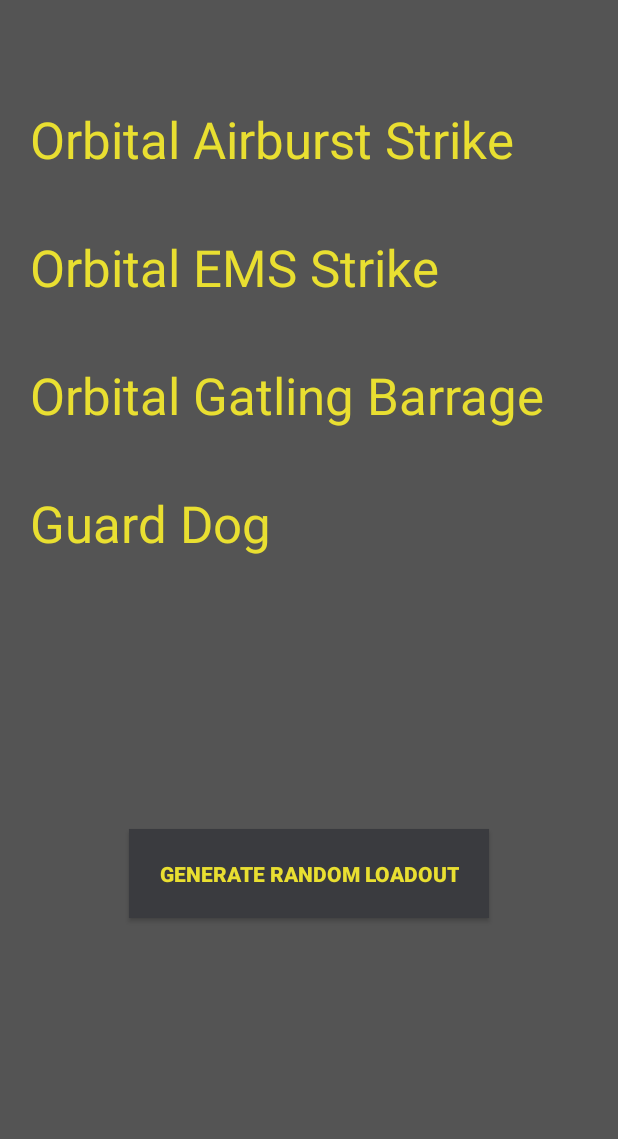
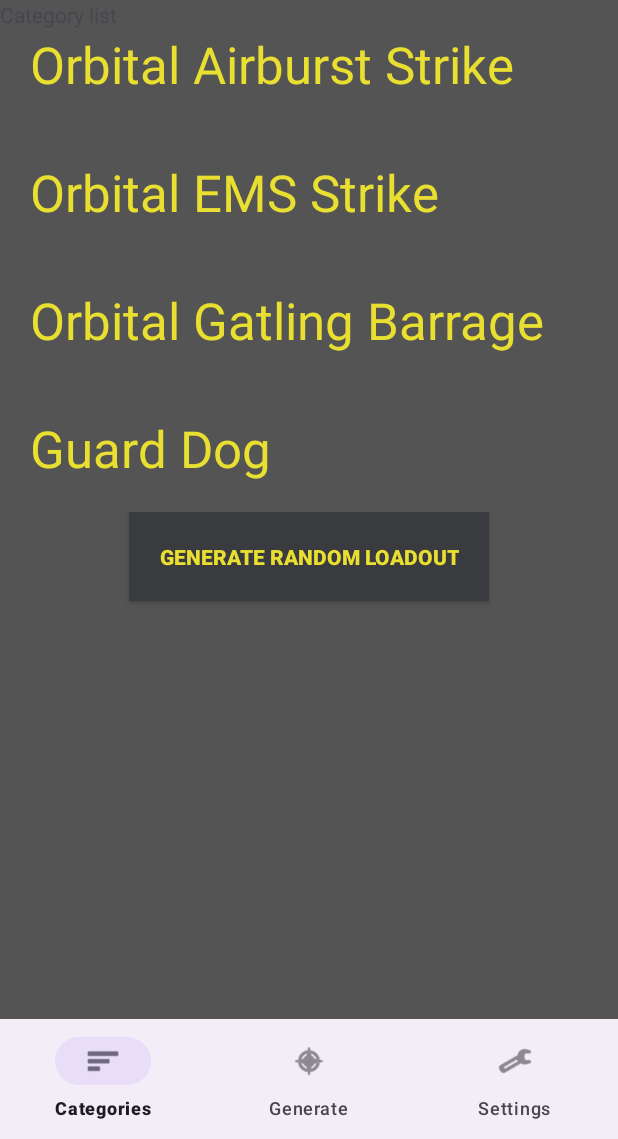
Before and after one commit to Semicarlin/Stratagem-Picker, an Android app: the screen it shows after launch (MainActivity), after a tap on "GENERATE RANDOM LOADOUT", on a phone screen of 412 x 824 dp, the part 97-1236 px from its top. Run offline under Robolectric (Android 15) with nearby library versions, the phone set to English and light mode, and no system bars.

Commit message:
Bottom nav implementation started

```diff
--- a/code/app/build.gradle.kts
+++ b/code/app/build.gradle.kts
@@ -30,6 +30,7 @@ android {
 
 dependencies {
 
+    implementation("com.google.android.material:material:1.11.0") // Mine
     implementation(libs.appcompat)
     implementation(libs.material)
     implementation(libs.activity)
--- a/code/app/src/main/AndroidManifest.xml
+++ b/code/app/src/main/AndroidManifest.xml
@@ -13,7 +13,7 @@
         android:theme="@style/Theme.StratagemPicker"
         tools:targetApi="31">
         <activity
-            android:name=".MainActivity"
+            android:name=".Activities.MainActivity"
             android:exported="true">
             <intent-filter>
                 <action android:name="android.intent.action.MAIN" />
--- /dev/null
+++ b/code/app/src/main/java/com/example/stratagempicker/Activities/MainActivity.java
@@ -0,0 +1,115 @@
+package com.example.stratagempicker.Activities;
+
+import android.os.Bundle;
+import android.util.Log;
+import android.view.MenuItem;
+import android.view.View;
+import android.widget.TextView;
+
+import androidx.annotation.NonNull;
+import androidx.appcompat.app.AppCompatActivity;
+import androidx.appcompat.widget.AppCompatButton;
+import androidx.fragment.app.Fragment;
+import androidx.fragment.app.FragmentContainerView;
+import androidx.fragment.app.FragmentManager;
+
+import com.example.stratagempicker.Fragments.CategoryListFragment;
+import com.example.stratagempicker.Fragments.GenerateLoadoutFragment;
+import com.example.stratagempicker.Fragments.UserPreferencesFragment;
+import com.example.stratagempicker.Model.Batch;
+import com.example.stratagempicker.Model.Database;
+import com.example.stratagempicker.Model.User;
+import com.example.stratagempicker.R;
+import com.google.android.material.bottomnavigation.BottomNavigationView;
+import com.google.android.material.navigation.NavigationBarView;
+
+import java.util.List;
+
+/**
+ * Main activity of application
+ */
+
+public class MainActivity extends AppCompatActivity {
+
+    // Attributes
+    String dbName = "database.db";
+    public static User user;
+    public static Database database;
+    private BottomNavigationView navBar;
+    private FragmentContainerView fragmentContainerView;
+    private final FragmentManager fragmentManager = getSupportFragmentManager();
+    private final CategoryListFragment categoryListFragment = new CategoryListFragment();
+    private final GenerateLoadoutFragment generateLoadoutFragment = new GenerateLoadoutFragment();
+    private final UserPreferencesFragment userPreferencesFragment = new UserPreferencesFragment();
+    private Fragment activeFragment;
+    public static final int NAV_CATEGORY_LIST = R.id.navbar_category_list;
+    public static final int NAV_GENERATE_LOADOUT = R.id.navbar_generate_loadout;
+    public static final int NAV_USER_PREFERENCES = R.id.navbar_user_preferences;
+
+    // Functions
+    @Override
+    protected void onCreate(Bundle savedInstanceState) {
+        super.onCreate(savedInstanceState);
+        setContentView(R.layout.activity_main);
+
+        // Create user object
+        user = new User();
+
+        // Create database instance
+        database = new Database(getBaseContext(), dbName);
+
+        // Find views
+        navBar = findViewById(R.id.main_activity_bottom_nav);
+        fragmentContainerView = findViewById(R.id.main_activity_frag_contain);
+
+        // Set up nav bar
+        navBar.setSelectedItemId(NAV_GENERATE_LOADOUT);
+        activeFragment = generateLoadoutFragment;
+        fragmentManager.beginTransaction()
+                .add(R.id.main_activity_frag_contain, categoryListFragment, "categoryList")
+                .hide(categoryListFragment)
+                .commit();
+        fragmentManager.beginTransaction()
+                .add(R.id.main_activity_frag_contain, generateLoadoutFragment, "generateLoadout")
+                .commit();
+        fragmentManager.beginTransaction()
+                .add(R.id.main_activity_frag_contain, userPreferencesFragment, "userPreferences")
+                .hide(userPreferencesFragment)
+                .commit();
+
+        // Set up fragment transitioning
+        navBar.setOnItemSelectedListener(new NavigationBarView.OnItemSelectedListener() {
+            @Override
+            public boolean onNavigationItemSelected(@NonNull MenuItem item) {
+                Fragment selectedFragment;
+
+                // Find corresponding selected fragment
+                int itemID = item.getItemId();
+                Log.d("bagel", Integer.toString(itemID));
+                if (itemID == NAV_CATEGORY_LIST) {
+                    selectedFragment = categoryListFragment;
+                } else if (itemID == NAV_GENERATE_LOADOUT) {
+                    selectedFragment = generateLoadoutFragment;
+                } else if (itemID == NAV_USER_PREFERENCES) {
+                    selectedFragment = userPreferencesFragment;
+                }
+                else {
+                    return false;
+                }
+                Log.d("bagel", Integer.toString(itemID % 3));
+
+                // Update container to show new fragment
+                fragmentManager.beginTransaction()
+                        .hide(activeFragment)
+                        .setCustomAnimations(android.R.anim.fade_in, android.R.anim.fade_out)
+                        .show(selectedFragment)
+                        .commitNow();
+                activeFragment = selectedFragment;
+                return true;
+            }
+        });
+
+
+
+    }
+}
--- /dev/null
+++ b/code/app/src/main/java/com/example/stratagempicker/Fragments/CategoryListFragment.java
@@ -0,0 +1,36 @@
+package com.example.stratagempicker.Fragments;
+
+import android.os.Bundle;
+import android.view.LayoutInflater;
+import android.view.View;
+import android.view.ViewGroup;
+
+import androidx.annotation.NonNull;
+import androidx.annotation.Nullable;
+import androidx.fragment.app.Fragment;
+
+import com.example.stratagempicker.R;
+
+public class CategoryListFragment extends Fragment {
+
+    // Attributes
+
+    // Constructor
+    public CategoryListFragment(){}
+
+    // Functions
+    @Override
+    public void onCreate(@Nullable Bundle savedInstanceState) {
+        super.onCreate(savedInstanceState);
+    }
+
+    @Override
+    public View onCreateView(LayoutInflater inflater, ViewGroup container, Bundle savedInstanceState) {
+        return inflater.inflate(R.layout.fragment_category_list, container, false);
+    }
+
+    @Override
+    public void onViewCreated(@NonNull View view, @Nullable Bundle savedInstanceState) {
+        super.onViewCreated(view, savedInstanceState);
+    }
+}
--- /dev/null
+++ b/code/app/src/main/java/com/example/stratagempicker/Fragments/GenerateLoadoutFragment.java
@@ -0,0 +1,73 @@
+package com.example.stratagempicker.Fragments;
+
+import android.os.Bundle;
+import android.util.Log;
+import android.view.LayoutInflater;
+import android.view.View;
+import android.view.ViewGroup;
+import android.widget.TextView;
+
+import androidx.annotation.NonNull;
+import androidx.annotation.Nullable;
+import androidx.appcompat.widget.AppCompatButton;
+import androidx.fragment.app.Fragment;
+
+import com.example.stratagempicker.Activities.MainActivity;
+import com.example.stratagempicker.Model.Batch;
+import com.example.stratagempicker.R;
+
+import java.util.List;
+
+public class GenerateLoadoutFragment extends Fragment {
+
+    // Attributes
+    private AppCompatButton generateButton;
+    private TextView stratagem1Text;
+    private TextView stratagem2Text;
+    private TextView stratagem3Text;
+    private TextView stratagem4Text;
+
+    // Constructor
+    public GenerateLoadoutFragment() {}
+
+    // Functions
+    @Override
+    public void onCreate(@Nullable Bundle savedInstanceState) {
+        super.onCreate(savedInstanceState);
+    }
+
+    @Override
+    public View onCreateView(LayoutInflater inflater, ViewGroup container, Bundle savedInstanceState) {
+        return inflater.inflate(R.layout.fragment_generate_loadout, container, false);
+    }
+
+    @Override
+    public void onViewCreated(@NonNull View view, @Nullable Bundle savedInstanceState) {
+        super.onViewCreated(view, savedInstanceState);
+
+        // Find views
+        generateButton = view.findViewById(R.id.generate_button);
+        stratagem1Text = view.findViewById(R.id.stratagem_1_text);
+        stratagem2Text = view.findViewById(R.id.stratagem_2_text);
+        stratagem3Text = view.findViewById(R.id.stratagem_3_text);
+        stratagem4Text = view.findViewById(R.id.stratagem_4_text);
+        List<TextView> textViews = List.of(stratagem1Text, stratagem2Text, stratagem3Text, stratagem4Text);
+
+        // Set on-click listeners
+        generateButton.setOnClickListener(new View.OnClickListener() {
+            @Override
+            public void onClick(View v) {
+
+                Batch batch = MainActivity.database.makeBatch();
+                for (int i = 0; i < 4; ++i) {
+                    textViews.get(i).setText(batch.get(i).getName());
+                    Log.d("bagel", batch.get(i).toString());
+                }
+//                stratagem1Text.setText(database.getRandomStratagem().getName());
+//                stratagem2Text.setText(database.getRandomStratagem().getName());
+//                stratagem3Text.setText(database.getRandomStratagem().getName());
+//                stratagem4Text.setText(database.getRandomStratagem().getName());
+            }
+        });
+    }
+}
--- /dev/null
+++ b/code/app/src/main/java/com/example/stratagempicker/Fragments/UserPreferencesFragment.java
@@ -0,0 +1,36 @@
+package com.example.stratagempicker.Fragments;
+
+import android.os.Bundle;
+import android.view.LayoutInflater;
+import android.view.View;
+import android.view.ViewGroup;
+
+import androidx.annotation.NonNull;
+import androidx.annotation.Nullable;
+import androidx.fragment.app.Fragment;
+
+import com.example.stratagempicker.R;
+
+public class UserPreferencesFragment extends Fragment {
+
+    // Attributes
+
+    // Constructor
+    public UserPreferencesFragment() {}
+
+    // Functions
+    @Override
+    public void onCreate(@Nullable Bundle savedInstanceState) {
+        super.onCreate(savedInstanceState);
+    }
+
+    @Override
+    public View onCreateView(LayoutInflater inflater, ViewGroup container, Bundle savedInstanceState) {
+        return inflater.inflate(R.layout.fragment_user_preferences, container, false);
+    }
+
+    @Override
+    public void onViewCreated(@NonNull View view, @Nullable Bundle savedInstanceState) {
+        super.onViewCreated(view, savedInstanceState);
+    }
+}
--- a/code/app/src/main/java/com/example/stratagempicker/MainActivity.java
+++ /dev/null
@@ -1,65 +0,0 @@
-package com.example.stratagempicker;
-
-import android.os.Bundle;
-import android.util.Log;
-import android.view.View;
-import android.widget.TextView;
-import androidx.appcompat.app.AppCompatActivity;
-import androidx.appcompat.widget.AppCompatButton;
-
-import java.util.List;
-
-/**
- * Main activity of application
- */
-
-public class MainActivity extends AppCompatActivity {
-
-    String dbName = "database.db";
-    public static User user;
-    private Database database;
-    private AppCompatButton generateButton;
-    private TextView stratagem1Text;
-    private TextView stratagem2Text;
-    private TextView stratagem3Text;
-    private TextView stratagem4Text;
-
-    @Override
-    protected void onCreate(Bundle savedInstanceState) {
-        super.onCreate(savedInstanceState);
-        setContentView(R.layout.activity_main);
-
-        // Create user object
-        user = new User();
-
-        // Create database instance
-        database = new Database(this, dbName);
-
-        // Find views
-        generateButton = findViewById(R.id.generate_button);
-        stratagem1Text = findViewById(R.id.stratagem_1_text);
-        stratagem2Text = findViewById(R.id.stratagem_2_text);
-        stratagem3Text = findViewById(R.id.stratagem_3_text);
-        stratagem4Text = findViewById(R.id.stratagem_4_text);
-        List<TextView> textViews = List.of(stratagem1Text, stratagem2Text, stratagem3Text, stratagem4Text);
-
-        // Set on-click listeners
-        generateButton.setOnClickListener(new View.OnClickListener() {
-            @Override
-            public void onClick(View v) {
-
-                Batch batch = database.makeBatch();
-                Log.d("bagel", user.toString());
-                for (int i = 0; i < 4; ++i) {
-                    textViews.get(i).setText(batch.get(i).getName());
-                    Log.d("bagel", batch.get(i).toString());
-                }
-//                stratagem1Text.setText(database.getRandomStratagem().getName());
-//                stratagem2Text.setText(database.getRandomStratagem().getName());
-//                stratagem3Text.setText(database.getRandomStratagem().getName());
-//                stratagem4Text.setText(database.getRandomStratagem().getName());
-            }
-        });
-
-    }
-}
--- a/code/app/src/main/java/com/example/stratagempicker/AssetDatabaseCloner.java
+++ b/code/app/src/main/java/com/example/stratagempicker/Model/AssetDatabaseCloner.java
@@ -1,6 +1,6 @@
 // Adapted from https://github.com/jakirseu/Android-Pre-Built-database
 
-package com.example.stratagempicker;
+package com.example.stratagempicker.Model;
 
 import android.content.Context;
 import android.database.sqlite.SQLiteDatabase;
--- a/code/app/src/main/java/com/example/stratagempicker/Batch.java
+++ b/code/app/src/main/java/com/example/stratagempicker/Model/Batch.java
@@ -1,4 +1,6 @@
-package com.example.stratagempicker;
+package com.example.stratagempicker.Model;
+
+import com.example.stratagempicker.Activities.MainActivity;
 
 import java.util.ArrayList;
 
--- a/code/app/src/main/java/com/example/stratagempicker/Category.java
+++ b/code/app/src/main/java/com/example/stratagempicker/Model/Category.java
@@ -1,9 +1,7 @@
-package com.example.stratagempicker;
+package com.example.stratagempicker.Model;
 
 import java.util.ArrayList;
-import java.util.HashSet;
 import java.util.Random;
-import java.util.Set;
 
 /**
  * Represents group of stratagems
--- a/code/app/src/main/java/com/example/stratagempicker/Database.java
+++ b/code/app/src/main/java/com/example/stratagempicker/Model/Database.java
@@ -1,12 +1,14 @@
 // Adapted from https://stackoverflow.com/a/47166775
 
-package com.example.stratagempicker;
+package com.example.stratagempicker.Model;
 
 import android.content.Context;
 import android.database.Cursor;
 import android.database.sqlite.SQLiteDatabase;
 import android.database.sqlite.SQLiteOpenHelper;
 import android.util.Log;
+
+import com.example.stratagempicker.Activities.MainActivity;
 
 import java.io.File;
 import java.io.FileOutputStream;
@@ -23,7 +25,6 @@ import java.util.Random;
 public class Database extends SQLiteOpenHelper {
 
     // Attributes
-    private Context context;
     private final String dbName;
     private final String appDataPath;
     SQLiteDatabase sqLiteDatabase;
@@ -35,7 +36,6 @@ public class Database extends SQLiteOpenHelper {
     // Constructor
     public Database(Context context, String dbName) {
         super(context, dbName, null, 1);
-        this.context = context;
         this.dbName = dbName;
         this.appDataPath = context.getApplicationInfo().dataDir;
 
--- a/code/app/src/main/java/com/example/stratagempicker/Stratagem.java
+++ b/code/app/src/main/java/com/example/stratagempicker/Model/Stratagem.java
@@ -1,4 +1,4 @@
-package com.example.stratagempicker;
+package com.example.stratagempicker.Model;
 
 import androidx.annotation.Nullable;
 
--- a/code/app/src/main/java/com/example/stratagempicker/StratagemType.java
+++ b/code/app/src/main/java/com/example/stratagempicker/Model/StratagemType.java
@@ -1,4 +1,4 @@
-package com.example.stratagempicker;
+package com.example.stratagempicker.Model;
 
 public enum StratagemType {
     // Support weapons (possibly having backpacks)
--- a/code/app/src/main/java/com/example/stratagempicker/User.java
+++ b/code/app/src/main/java/com/example/stratagempicker/Model/User.java
@@ -1,4 +1,4 @@
-package com.example.stratagempicker;
+package com.example.stratagempicker.Model;
 
 /**
  * Stores user-specified preferences
--- a/code/app/src/main/res/layout/activity_main.xml
+++ b/code/app/src/main/res/layout/activity_main.xml
@@ -5,29 +5,16 @@
     android:id="@+id/main"
     android:layout_width="match_parent"
     android:layout_height="match_parent"
-    tools:context=".MainActivity">
+    tools:context=".Activities.MainActivity">
 
     <androidx.constraintlayout.widget.ConstraintLayout
+        android:id="@+id/linearLayout2"
         android:layout_width="match_parent"
         android:layout_height="match_parent"
         android:background="@color/light_grey">
 
-        <androidx.appcompat.widget.AppCompatButton
-            android:id="@+id/generate_button"
-            android:layout_width="wrap_content"
-            android:layout_height="wrap_content"
-            android:background="@color/dark_grey"
-            android:padding="20sp"
-            android:text="Generate Random Loadout"
-            android:textColor="@color/yellow"
-            android:textStyle="bold"
-            app:layout_constraintBottom_toBottomOf="parent"
-            app:layout_constraintEnd_toEndOf="parent"
-            app:layout_constraintStart_toStartOf="parent"
-            app:layout_constraintTop_toBottomOf="@+id/linearLayout" />
-
         <TextView
-            android:id="@+id/header"
+            android:id="@+id/main_activity_header"
             android:layout_width="0dp"
             android:layout_height="wrap_content"
             android:background="@color/dark_grey"
@@ -40,58 +27,23 @@
             app:layout_constraintStart_toStartOf="parent"
             app:layout_constraintTop_toTopOf="parent" />
 
-        <LinearLayout
-            android:id="@+id/linearLayout"
-            android:layout_width="409dp"
-            android:layout_height="355dp"
-            android:layout_marginTop="50dp"
-            android:orientation="vertical"
-            app:layout_constraintTop_toBottomOf="@+id/header"
-            tools:layout_editor_absoluteX="1dp">
+        <androidx.fragment.app.FragmentContainerView
+            android:id="@+id/main_activity_frag_contain"
+            android:name="com.example.stratagempicker.Fragments.GenerateLoadoutFragment"
+            android:layout_width="0dp"
+            android:layout_height="0dp"
+            app:layout_constraintBottom_toTopOf="@+id/main_activity_bottom_nav"
+            app:layout_constraintEnd_toEndOf="parent"
+            app:layout_constraintStart_toStartOf="parent"
+            app:layout_constraintTop_toBottomOf="@+id/main_activity_header" />
 
-            <TextView
-                android:id="@+id/stratagem_1_text"
-                android:layout_width="wrap_content"
-                android:layout_height="wrap_content"
-                android:layout_margin="20sp"
-                android:clickable="false"
-                android:editable="false"
-                android:singleLine="true"
-                android:textColor="@color/yellow"
-                android:textSize="34sp" />
-
-            <TextView
-                android:id="@+id/stratagem_2_text"
-                android:layout_width="wrap_content"
-                android:layout_height="wrap_content"
-                android:layout_margin="20sp"
-                android:clickable="false"
-                android:editable="false"
-                android:singleLine="true"
-                android:textColor="@color/yellow"
-                android:textSize="34sp" />
-
-            <TextView
-                android:id="@+id/stratagem_3_text"
-                android:layout_width="wrap_content"
-                android:layout_height="wrap_content"
-                android:layout_margin="20sp"
-                android:clickable="false"
-                android:editable="false"
-                android:singleLine="true"
-                android:textColor="@color/yellow"
-                android:textSize="34sp" />
-
-            <TextView
-                android:id="@+id/stratagem_4_text"
-                android:layout_width="wrap_content"
-                android:layout_height="wrap_content"
-                android:layout_margin="20sp"
-                android:clickable="false"
-                android:editable="false"
-                android:singleLine="true"
-                android:textColor="@color/yellow"
-                android:textSize="34sp" />
-        </LinearLayout>
+        <com.google.android.material.bottomnavigation.BottomNavigationView
+            android:id="@+id/main_activity_bottom_nav"
+            android:layout_width="0dp"
+            android:layout_height="wrap_content"
+            app:layout_constraintBottom_toBottomOf="parent"
+            app:layout_constraintEnd_toEndOf="parent"
+            app:layout_constraintStart_toStartOf="parent"
+            app:menu="@menu/bottom_nav_items" />
     </androidx.constraintlayout.widget.ConstraintLayout>
 </androidx.constraintlayout.widget.ConstraintLayout>
--- /dev/null
+++ b/code/app/src/main/res/layout/fragment_category_list.xml
@@ -0,0 +1,14 @@
+<?xml version="1.0" encoding="utf-8"?>
+<androidx.constraintlayout.widget.ConstraintLayout xmlns:android="http://schemas.android.com/apk/res/android"
+    xmlns:tools="http://schemas.android.com/tools"
+    android:layout_width="match_parent"
+    android:layout_height="match_parent">
+
+    <TextView
+        android:id="@+id/textView2"
+        android:layout_width="wrap_content"
+        android:layout_height="wrap_content"
+        android:text="Category list"
+        tools:layout_editor_absoluteX="154dp"
+        tools:layout_editor_absoluteY="221dp" />
+</androidx.constraintlayout.widget.ConstraintLayout>
--- /dev/null
+++ b/code/app/src/main/res/layout/fragment_generate_loadout.xml
@@ -0,0 +1,74 @@
+<?xml version="1.0" encoding="utf-8"?>
+<androidx.constraintlayout.widget.ConstraintLayout xmlns:android="http://schemas.android.com/apk/res/android"
+    xmlns:app="http://schemas.android.com/apk/res-auto"
+    android:layout_width="match_parent"
+    android:layout_height="match_parent">
+
+    <LinearLayout
+        android:id="@+id/linearLayout"
+        android:layout_width="0dp"
+        android:layout_height="wrap_content"
+        android:orientation="vertical"
+        app:layout_constraintEnd_toEndOf="parent"
+        app:layout_constraintStart_toStartOf="parent"
+        app:layout_constraintTop_toTopOf="parent">
+
+        <TextView
+            android:id="@+id/stratagem_1_text"
+            android:layout_width="wrap_content"
+            android:layout_height="wrap_content"
+            android:layout_margin="20sp"
+            android:clickable="false"
+            android:editable="false"
+            android:singleLine="true"
+            android:textColor="@color/yellow"
+            android:textSize="34sp" />
+
+        <TextView
+            android:id="@+id/stratagem_2_text"
+            android:layout_width="wrap_content"
+            android:layout_height="wrap_content"
+            android:layout_margin="20sp"
+            android:clickable="false"
+            android:editable="false"
+            android:singleLine="true"
+            android:textColor="@color/yellow"
+            android:textSize="34sp" />
+
+        <TextView
+            android:id="@+id/stratagem_3_text"
+            android:layout_width="wrap_content"
+            android:layout_height="wrap_content"
+            android:layout_margin="20sp"
+            android:clickable="false"
+            android:editable="false"
+            android:singleLine="true"
+            android:textColor="@color/yellow"
+            android:textSize="34sp" />
+
+        <TextView
+            android:id="@+id/stratagem_4_text"
+            android:layout_width="wrap_content"
+            android:layout_height="wrap_content"
+            android:layout_margin="20sp"
+            android:clickable="false"
+            android:editable="false"
+            android:singleLine="true"
+            android:textColor="@color/yellow"
+            android:textSize="34sp" />
+    </LinearLayout>
+
+    <androidx.appcompat.widget.AppCompatButton
+        android:id="@+id/generate_button"
+        android:layout_width="wrap_content"
+        android:layout_height="wrap_content"
+        android:background="@color/dark_grey"
+        android:padding="20sp"
+        android:text="Generate Random Loadout"
+        android:textColor="@color/yellow"
+        android:textStyle="bold"
+        app:layout_constraintEnd_toEndOf="parent"
+        app:layout_constraintStart_toStartOf="parent"
+        app:layout_constraintTop_toBottomOf="@+id/linearLayout" />
+
+</androidx.constraintlayout.widget.ConstraintLayout>
--- /dev/null
+++ b/code/app/src/main/res/layout/fragment_user_preferences.xml
@@ -0,0 +1,14 @@
+<?xml version="1.0" encoding="utf-8"?>
+<androidx.constraintlayout.widget.ConstraintLayout xmlns:android="http://schemas.android.com/apk/res/android"
+    xmlns:tools="http://schemas.android.com/tools"
+    android:layout_width="match_parent"
+    android:layout_height="match_parent">
+
+    <TextView
+        android:id="@+id/textView"
+        android:layout_width="wrap_content"
+        android:layout_height="wrap_content"
+        android:text="User Preferences"
+        tools:layout_editor_absoluteX="88dp"
+        tools:layout_editor_absoluteY="102dp" />
+</androidx.constraintlayout.widget.ConstraintLayout>
--- /dev/null
+++ b/code/app/src/main/res/menu/bottom_nav_items.xml
@@ -0,0 +1,17 @@
+<?xml version="1.0" encoding="utf-8"?>
+<menu xmlns:app="http://schemas.android.com/apk/res-auto"
+    xmlns:android="http://schemas.android.com/apk/res/android">
+
+    <item
+        android:id="@+id/navbar_category_list"
+        android:icon="@android:drawable/ic_menu_sort_by_size"
+        android:title="Categories" />
+    <item
+        android:id="@+id/navbar_generate_loadout"
+        android:icon="@android:drawable/ic_menu_compass"
+        android:title="Generate" />
+    <item
+        android:id="@+id/navbar_user_preferences"
+        android:icon="@android:drawable/ic_menu_preferences"
+        android:title="Settings" />
+</menu>
```
